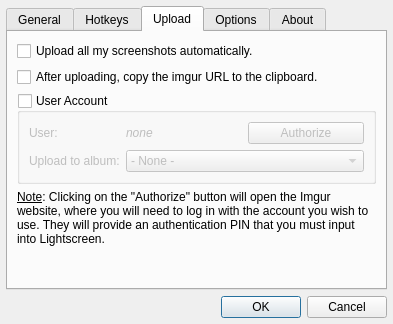
Qt form dialogs/optionsdialog.ui (ckaiser/Lightscreen) before a commit.
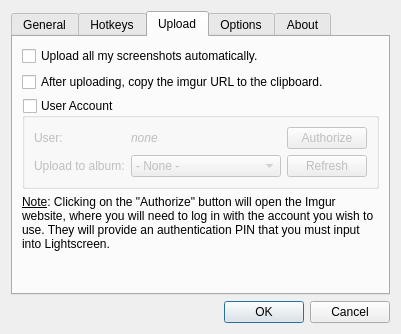
The same form after that commit. The open tabs and pages were chosen to show the change. Custom widgets are drawn as their Qt base class.

Commit message: Better auth data refreshing, UI tweaks.

What changed in the file:
```diff
--- a/dialogs/optionsdialog.ui
+++ b/dialogs/optionsdialog.ui
@@ -6,7 +6,7 @@
    <rect>
     <x>0</x>
     <y>0</y>
-    <width>393</width>
+    <width>399</width>
     <height>312</height>
    </rect>
   </property>
@@ -14,18 +14,6 @@
    <string>Options - Lightscreen</string>
   </property>
   <layout class="QVBoxLayout" name="verticalLayout_4">
-   <property name="leftMargin">
-    <number>6</number>
-   </property>
-   <property name="topMargin">
-    <number>6</number>
-   </property>
-   <property name="rightMargin">
-    <number>6</number>
-   </property>
-   <property name="bottomMargin">
-    <number>6</number>
-   </property>
    <item>
     <widget class="QTabWidget" name="tabWidget">
      <property name="currentIndex">
@@ -595,10 +583,7 @@
          <property name="checked">
           <bool>false</bool>
          </property>
-         <layout class="QFormLayout" name="userFormLayout">
-          <property name="fieldGrowthPolicy">
-           <enum>QFormLayout::AllNonFixedFieldsGrow</enum>
-          </property>
+         <layout class="QGridLayout" name="gridLayout_4">
           <item row="0" column="0">
            <widget class="QLabel" name="imgurUserLabel">
             <property name="text">
@@ -609,23 +594,12 @@
             </property>
            </widget>
           </item>
-          <item row="0" column="1">
-           <layout class="QHBoxLayout" name="horizontalLayout_3">
-            <item>
-             <widget class="QLabel" name="imgurAuthUserLabel">
-              <property name="text">
-               <string>&lt;i&gt;none</string>
-              </property>
-             </widget>
-            </item>
-            <item>
-             <widget class="QPushButton" name="imgurAuthButton">
-              <property name="text">
-               <string>Authorize</string>
-              </property>
-             </widget>
-            </item>
-           </layout>
+          <item row="0" column="3">
+           <widget class="QPushButton" name="imgurAuthButton">
+            <property name="text">
+             <string>Authorize</string>
+            </property>
+           </widget>
           </item>
           <item row="1" column="0">
            <widget class="QLabel" name="imgurAlbumLabel">
@@ -637,7 +611,17 @@
             </property>
            </widget>
           </item>
-          <item row="1" column="1">
+          <item row="1" column="3">
+           <widget class="QPushButton" name="imgurRefreshAlbumButton">
+            <property name="enabled">
+             <bool>false</bool>
+            </property>
+            <property name="text">
+             <string>Refresh</string>
+            </property>
+           </widget>
+          </item>
+          <item row="1" column="1" colspan="2">
            <widget class="QComboBox" name="imgurAlbumComboBox">
             <item>
              <property name="text">
@@ -646,6 +630,13 @@
             </item>
            </widget>
           </item>
+          <item row="0" column="1" colspan="2">
+           <widget class="QLabel" name="imgurAuthUserLabel">
+            <property name="text">
+             <string>&lt;i&gt;none</string>
+            </property>
+           </widget>
+          </item>
          </layout>
         </widget>
        </item>
@@ -963,6 +954,9 @@
                 <property name="suffix">
                  <string> seconds</string>
                 </property>
+                <property name="minimum">
+                 <number>1</number>
+                </property>
                </widget>
               </item>
               <item row="2" column="2">
```
The commit also changes 3 other files.
